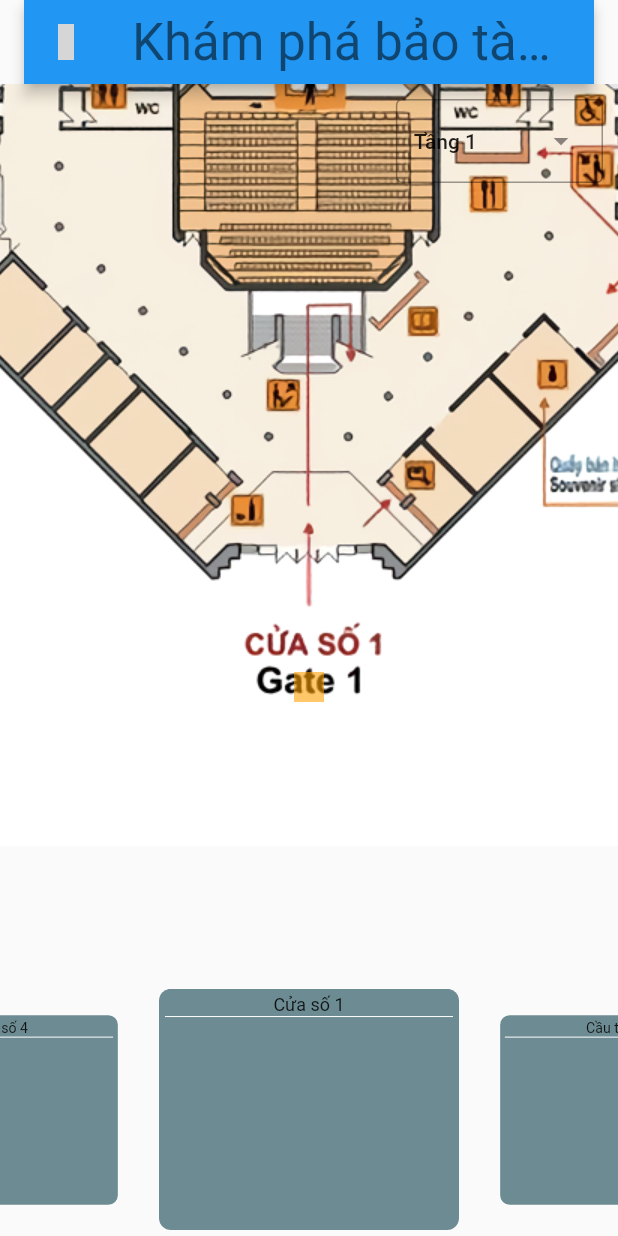
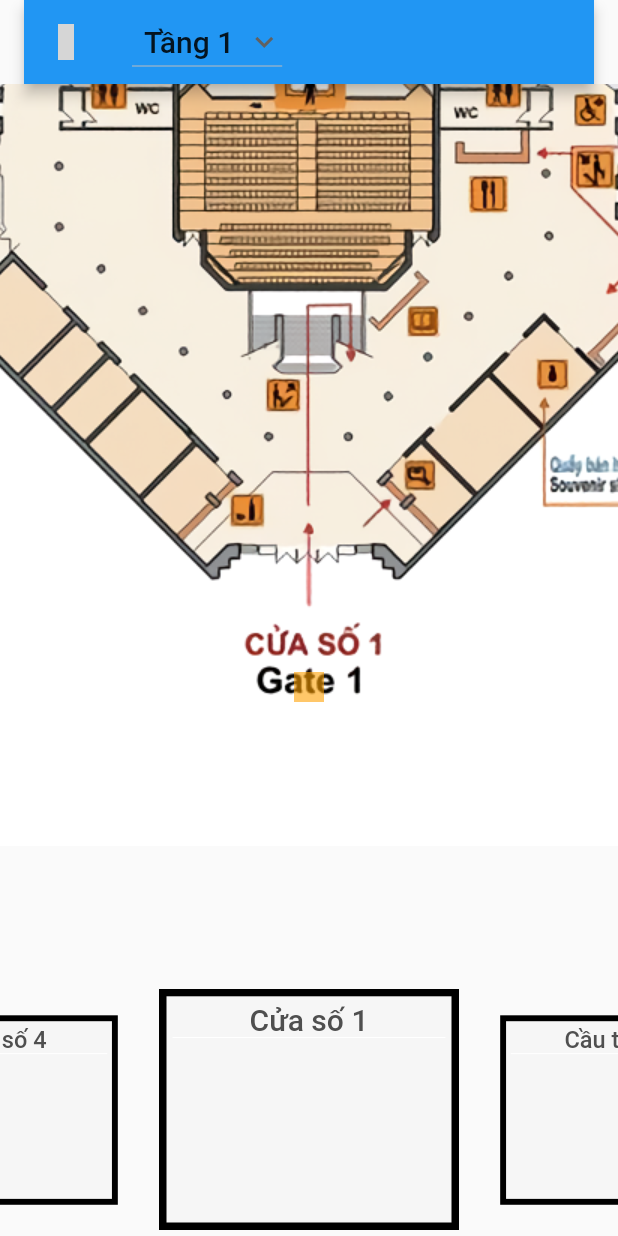
Before and after one commit to duykhanhxx03/ui-project-hochiminh-museum, a Flutter app: the IndoorMapScreen screen opened directly, on a phone screen of 412 x 824 dp. Run offline on Flutter 3.47's test engine with Material 2 defaults, Android fonts, the light colour scheme and no system bars; drawn by our look-alikes of carousel_slider; our stand-ins replace get, get_storage, iconsax, keyboard_dismisser, logger, smooth_page_indicator; accounts and stored records are empty; grey boxes are pictures that could not be loaded.

Commit message:
fix some issues about indoor map navigation

```diff
--- a/lib/common/widgets/appbar/appbar.dart
+++ b/lib/common/widgets/appbar/appbar.dart
@@ -1,8 +1,10 @@
 import 'package:flutter/material.dart';
 import 'package:get/get.dart';
 import 'package:iconsax/iconsax.dart';
+import 'package:ui_project_hochiminh_museum/utils/constants/colors.dart';
 import 'package:ui_project_hochiminh_museum/utils/constants/sizes.dart';
 import 'package:ui_project_hochiminh_museum/utils/device/device_utility.dart';
+import 'package:ui_project_hochiminh_museum/utils/helpers/helper_functions.dart';
 
 class TAppBar extends StatelessWidget implements PreferredSizeWidget {
   const TAppBar(
@@ -33,7 +35,13 @@ class TAppBar extends StatelessWidget implements PreferredSizeWidget {
                 icon: const Icon(Iconsax.arrow_left))
             : leadingIcon != null
                 ? IconButton(
-                    onPressed: () => leadingOnPress, icon: Icon(leadingIcon))
+                    onPressed: () => leadingOnPress,
+                    icon: Icon(
+                      leadingIcon,
+                      color: (THelperFunctions.isDarkMode(context)
+                          ? TColors.light
+                          : TColors.dark),
+                    ))
                 : null,
         title: title,
         actions: actions,
--- a/lib/features/main/screens/indoor_map/indoor_map.dart
+++ b/lib/features/main/screens/indoor_map/indoor_map.dart
@@ -7,6 +7,8 @@ import 'package:ui_project_hochiminh_museum/common/widgets/appbar/appbar.dart';
 import 'package:ui_project_hochiminh_museum/features/main/screens/indoor_map/controllers/indoor_map_controller.dart';
 import 'package:ui_project_hochiminh_museum/features/main/screens/indoor_map/widgets/dropdown_button.dart';
 import 'package:ui_project_hochiminh_museum/utils/device/device_utility.dart';
+import 'package:ui_project_hochiminh_museum/utils/constants/colors.dart';
+import 'package:ui_project_hochiminh_museum/utils/helpers/helper_functions.dart';
 
 class IndoorMapScreen extends StatefulWidget {
   const IndoorMapScreen({super.key});
@@ -99,10 +101,7 @@ class _IndoorMapScreenState extends State<IndoorMapScreen>
     debugPrint('build');
     return Scaffold(
       appBar: TAppBar(
-        title: Text(
-          'Khám phá bảo tàng',
-          style: Theme.of(context).textTheme.headlineMedium,
-        ),
+        title: IndoorMapDropdownMenu(changeFloor: _changeFloor),
         leadingIcon: Iconsax.map,
       ),
       body: Obx(
@@ -111,7 +110,6 @@ class _IndoorMapScreenState extends State<IndoorMapScreen>
           children: [
             GestureDetector(
               onTapUp: (TapUpDetails details) async {
-                print('tap');
                 var tappedAt = transformationController.toScene(
                   details.localPosition,
                 );
@@ -123,9 +121,6 @@ class _IndoorMapScreenState extends State<IndoorMapScreen>
                   await indoorMapController.findRoomByPoint(tappedAt) - 1,
                 );
                 preventDuplicateOnPageChange = true;
-                print('----tap---');
-                print(preventDuplicateOnPageChange);
-                print('-----tap--');
               },
               child: InteractiveViewer(
                   constrained: false,
@@ -194,10 +189,12 @@ class _IndoorMapScreenState extends State<IndoorMapScreen>
                               width: 200,
                               padding: const EdgeInsets.all(4),
                               margin: const EdgeInsets.only(bottom: 4),
-                              decoration: const BoxDecoration(
-                                borderRadius:
-                                    BorderRadius.all(Radius.circular(8)),
-                                color: Color.fromARGB(255, 109, 139, 146),
+                              decoration: BoxDecoration(
+                                color: TColors.lightContainer,
+                                border: Border.all(
+                                  width: 5,
+                                  color: Colors.black,
+                                ),
                               ),
                               child: InkWell(
                                 onTap: () {
@@ -225,7 +222,12 @@ class _IndoorMapScreenState extends State<IndoorMapScreen>
                                     children: [
                                       Text(
                                         element['Room'],
-                                        style: const TextStyle(fontSize: 12),
+                                        style: Theme.of(context)
+                                            .textTheme
+                                            .titleLarge!
+                                            .copyWith(
+                                              color: TColors.darkerGrey,
+                                            ),
                                       ),
                                       const Divider(
                                         height: 1.0,
@@ -255,13 +257,6 @@ class _IndoorMapScreenState extends State<IndoorMapScreen>
                 return const SizedBox();
               },
             ),
-            Positioned(
-              top: 10,
-              right: 10,
-              child: IndoorMapDropdownMenu(
-                changeFloor: _changeFloor,
-              ),
-            ),
           ],
         ),
       ),
--- a/lib/features/main/screens/indoor_map/widgets/dropdown_button.dart
+++ b/lib/features/main/screens/indoor_map/widgets/dropdown_button.dart
@@ -1,4 +1,6 @@
 import 'package:flutter/material.dart';
+import 'package:ui_project_hochiminh_museum/utils/constants/colors.dart';
+import 'package:ui_project_hochiminh_museum/utils/constants/sizes.dart';
 
 const List<String> floors = <String>['Tầng 1', 'Tầng 2', 'Tầng 3'];
 
@@ -14,25 +16,40 @@ class IndoorMapDropdownMenu extends StatefulWidget {
 class _IndoorMapDropdownMenuState extends State<IndoorMapDropdownMenu> {
   String dropdownValue = floors.first;
 
+  // List of items in our dropdown menu
   @override
   Widget build(BuildContext context) {
-    return DropdownMenu<String>(
-      initialSelection: floors.first,
-      onSelected: (String? value) {
-        // This is called when the user selects an item.
-        setState(() {
-          dropdownValue = value!;
-        });
-        widget.changeFloor(floors.indexOf(value!));
-      },
-      dropdownMenuEntries:
-          floors.map<DropdownMenuEntry<String>>((String value) {
-        return DropdownMenuEntry<String>(
-          value: value,
-          label: value,
-          style: const ButtonStyle(),
+    return DropdownButton(
+      borderRadius: const BorderRadius.all(
+        Radius.circular(TSizes.borderRadiusMd),
+      ),
+      // Initial Value
+      value: dropdownValue,
+
+      // Down Arrow Icon
+      icon: const Icon(Icons.keyboard_arrow_down),
+
+      // Array list of items
+      items: floors.map((String items) {
+        return DropdownMenuItem(
+          value: items,
+          child: Padding(
+            padding: const EdgeInsets.all(8.0),
+            child: Text(
+              items,
+              style: Theme.of(context).textTheme.titleLarge,
+            ),
+          ),
         );
       }).toList(),
+      // After selecting the desired option,it will
+      // change button value to selected value
+      onChanged: (String? newValue) {
+        setState(() {
+          dropdownValue = newValue!;
+          widget.changeFloor(floors.indexOf(newValue));
+        });
+      },
     );
   }
 }
```
